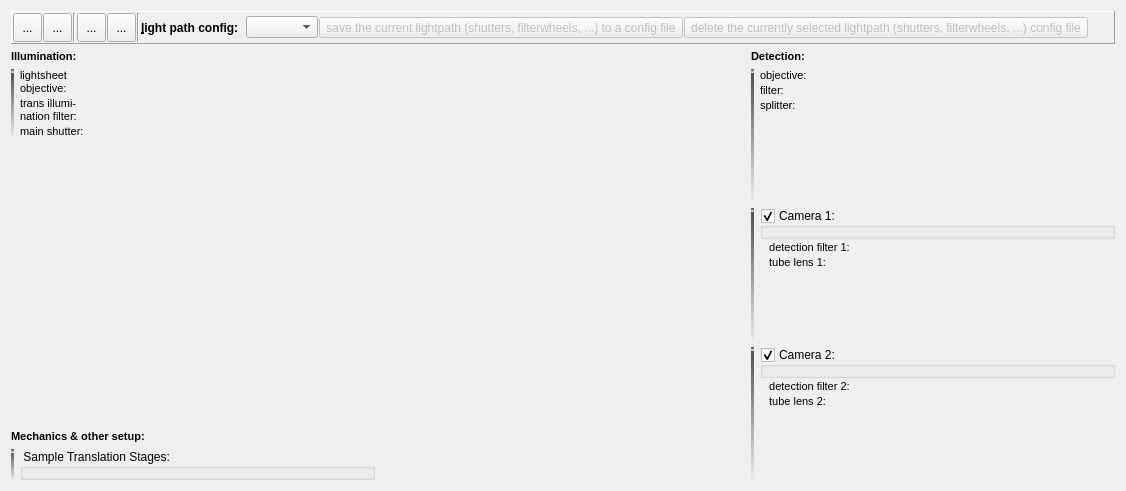
Above: plugins/spimb040/qfespimb040opticssetup.ui from jkriege2/QuickFit3 before the change. Below: the same form after it.
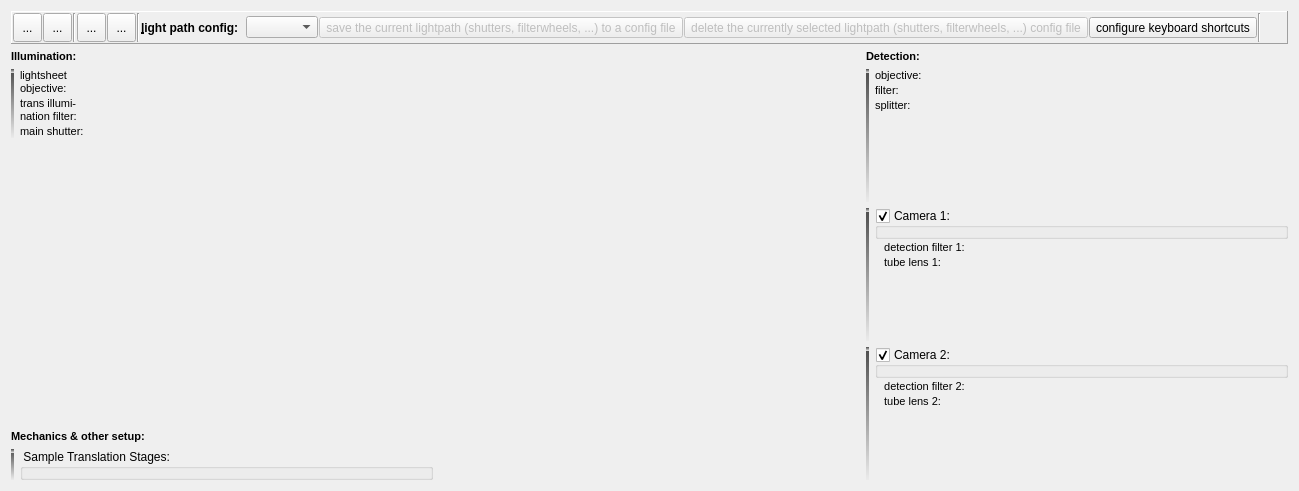
That is the form after the change. Icons and pictures are not drawn. Custom widgets are drawn as their Qt base class.

Commit message: QuickFit3/SPIMB040: added shortcut system

The edit to the form file:
```diff
--- a/plugins/spimb040/qfespimb040opticssetup.ui
+++ b/plugins/spimb040/qfespimb040opticssetup.ui
@@ -672,6 +672,33 @@
         </property>
        </spacer>
       </item>
+      <item>
+       <widget class="QToolButton" name="btnShortcutConfig">
+        <property name="toolTip">
+         <string>configure the keyboard shortcuts for the SPIM control</string>
+        </property>
+        <property name="text">
+         <string>configure keyboard shortcuts</string>
+        </property>
+        <property name="icon">
+         <iconset resource="spimb040.qrc">
+          <normaloff>:/spimb040/shortcut_settings.png</normaloff>:/spimb040/shortcut_settings.png</iconset>
+        </property>
+        <property name="iconSize">
+         <size>
+          <width>22</width>
+          <height>22</height>
+         </size>
+        </property>
+       </widget>
+      </item>
+      <item>
+       <widget class="Line" name="line_8">
+        <property name="orientation">
+         <enum>Qt::Vertical</enum>
+        </property>
+       </widget>
+      </item>
       <item>
        <widget class="QToolButton" name="btnLockFiltersEtc">
         <property name="minimumSize">
```
Left out of the diff: 27 changed lines with no effect on the pictures. The commit also changes 20 other files.
